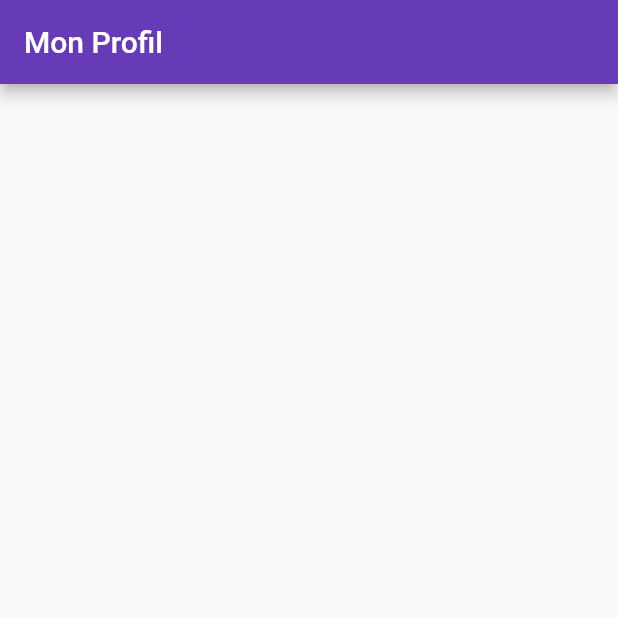
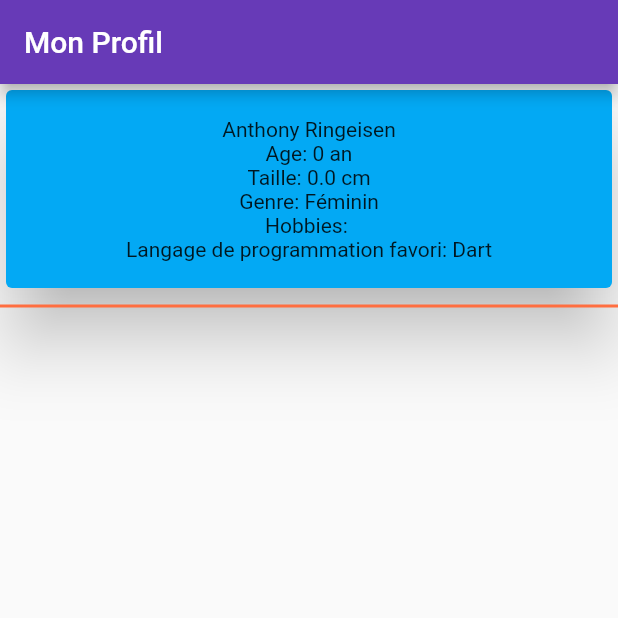
Before and after one commit to Anthonyrgn/my_profil, a Flutter app: the screen it shows after launch, on a phone screen of 412 x 824 dp, the top half of it. Run offline on Flutter 3.47's test engine with Material 2 defaults, Android fonts, the phone set to English and light mode, and no system bars.

Commit message:
show data class

```diff
--- a/lib/my_profil_page.dart
+++ b/lib/my_profil_page.dart
@@ -1,17 +1,21 @@
 import 'package:flutter/material.dart';
+import 'package:my_profil/profil.dart';
 
-class ProfilPage extends StatefulWidget {  // 1- Create ProfilPage class with StatefulWidget (Cause I use some Interactif Widget)
+class ProfilPage extends StatefulWidget {
+  // 1- Create ProfilPage class with StatefulWidget (Cause I use some Interactif Widget)
 
   @override
   ProfilPageState createState() => ProfilPageState();
-
 }
 
 class ProfilPageState extends State<ProfilPage> {
+  Profil myProfil = Profil(surname: "Anthony", name: "Ringeisen");
+
   @override
   void initState() {
     // TODO: implement initState
-    super.initState(); // Tout ce que l'on va faire pendant l'initialisation du Widget
+    super
+        .initState(); // Tout ce que l'on va faire pendant l'initialisation du Widget
   }
 
   @override
@@ -21,19 +25,36 @@ class ProfilPageState extends State<ProfilPage> {
   } //Tout ce que l'on va faire quand le widget sera dispose. Quand le Widget sera supprimé
 
   @override
-  Widget build(BuildContext context) { // Page content
+  Widget build(BuildContext context) {
+    // Page content
     // TODO: implement build
     return Scaffold(
-        appBar: AppBar(title: Text("Mon Profil"),),
+      appBar: AppBar(
+        title: Text("Mon Profil"),
+      ),
       body: SingleChildScrollView(
         child: Column(
           mainAxisSize: MainAxisSize.max,
           children: [
             Card(
+              color: Colors.lightBlue,
+              elevation: 20,
+              child: Container(
+                width: MediaQuery.of(context).size.width,
+                  margin: EdgeInsets.all(10),
+                  padding: EdgeInsets.all(8),
                   child: Column(
-
+                children: [
+                  Text(myProfil.setName()),
+                  Text("Age: ${myProfil.setAge()}"),
+                  Text("Taille: ${myProfil.setHeight()}"),
+                  Text("Genre: ${myProfil.setGenderString()}"),
+                  Text("Hobbies: ${myProfil.setHobbies()}"),
+                  Text("Langage de programmation favori: ${myProfil.favoriteLang}")
+                ],
+              )),
             ),
-              )
+            Divider(color: Colors.deepOrangeAccent, thickness: 2,)
           ],
         ),
       ),
```
Lines whose indentation alone changed are shown as unchanged.
